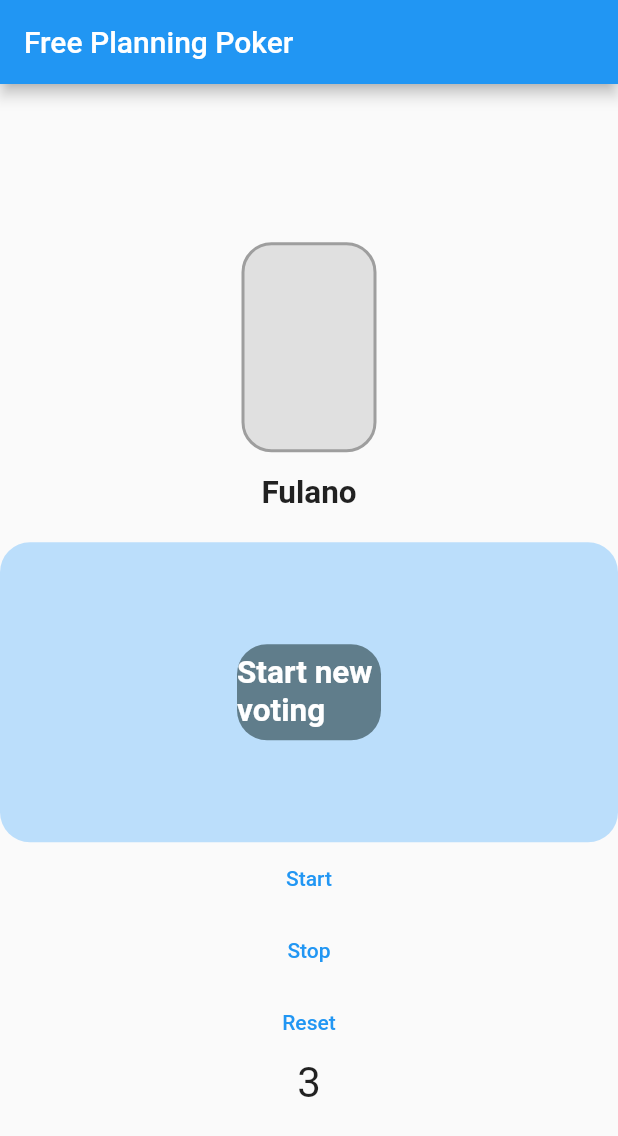
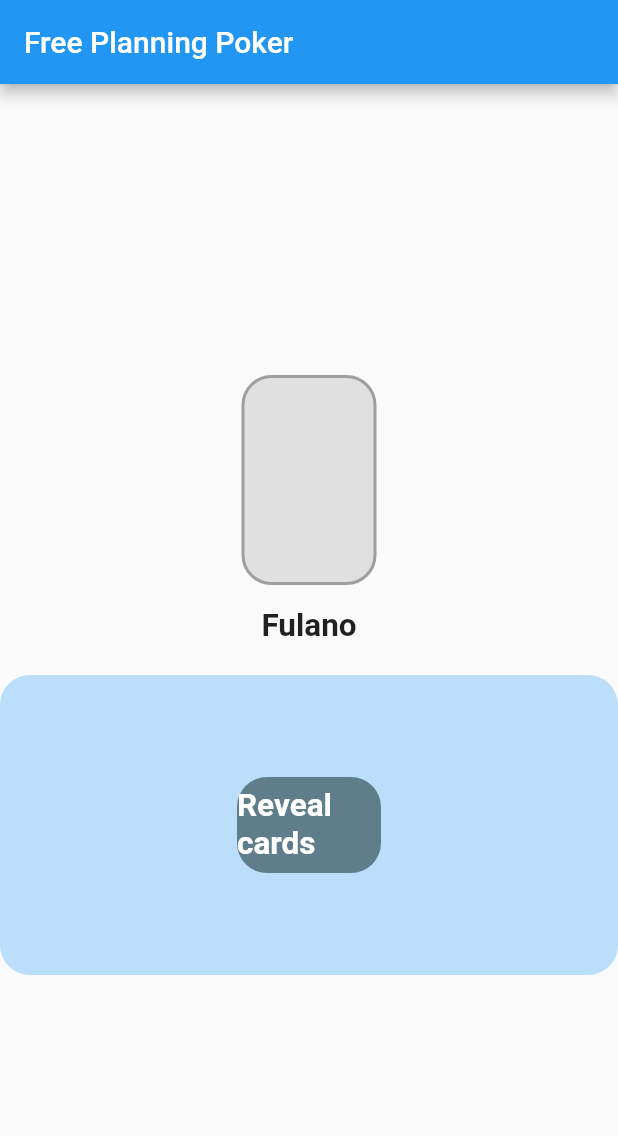
Before and after one commit to gianlucampos/planning_poker_frontend_clone, a Flutter app: the screen it shows after launch, on a phone screen of 412 x 824 dp. Shown: the top 1136 px of the screen. Run offline on Flutter 3.47's test engine with Material 2 defaults, Android fonts, the phone set to English and light mode, and no system bars.

Commit message:
Criando controllers para contador e mensagens da mesa

```diff
--- /dev/null
+++ b/lib/controller/mesa_controller.dart
@@ -0,0 +1,23 @@
+import 'package:flutter/material.dart';
+
+class MesaController extends ChangeNotifier {
+
+  String tableMessage = GameStatus.REVEAL_CARDS;
+
+  void startCount() {
+    tableMessage = GameStatus.START_COUNT;
+    notifyListeners();
+  }
+
+  void changeStatus(String status) {
+    tableMessage = status;
+    notifyListeners();
+  }
+}
+
+class GameStatus {
+  static const NEW_GAME = "Start new voting";
+  static const VOTING = "Pick your cards";
+  static const REVEAL_CARDS = "Reveal cards";
+  static const START_COUNT = "Start timer";
+}
--- a/lib/core/app_widget.dart
+++ b/lib/core/app_widget.dart
@@ -1,6 +1,5 @@
 import 'package:flutter/material.dart';
 import 'package:planning_poker_flutter/widgets/jogador_widget.dart';
-import 'package:planning_poker_flutter/widgets/stop_watch_widget.dart';
 
 import '../widgets/mesa_widget.dart';
 
@@ -15,14 +14,14 @@ class AppWidget extends StatelessWidget {
         appBar: AppBar(
           title: Text('Free Planning Poker'),
         ),
-        body: TelaVoto(),
+        body: HomePage(),
       ),
     );
   }
 }
 
-class TelaVoto extends StatelessWidget {
-  const TelaVoto({
+class HomePage extends StatelessWidget {
+  const HomePage({
     Key? key,
   }) : super(key: key);
 
@@ -40,7 +39,6 @@ class TelaVoto extends StatelessWidget {
           ],
         ),
         MesaWidget(),
-        StopWatchWidget()
       ]),
     );
   }
--- a/lib/widgets/mesa_widget.dart
+++ b/lib/widgets/mesa_widget.dart
@@ -1,13 +1,8 @@
-import 'dart:developer';
+import 'package:flutter/material.dart';
+import 'package:planning_poker_flutter/controller/contador_controller.dart';
+import 'package:planning_poker_flutter/controller/mesa_controller.dart';
 
-import 'package:flutter/material.dart';
-
-List<String> mensagens = [
-  "Start new game",
-  "Pick your cards",
-  "Reveal cards",
-  "Count"
-];
+import 'contador_widget.dart';
 
 class MesaWidget extends StatefulWidget {
   const MesaWidget({Key? key}) : super(key: key);
@@ -17,6 +12,25 @@ class MesaWidget extends StatefulWidget {
 }
 
 class _MesaWidgetState extends State<MesaWidget> {
+  final mesaController = MesaController();
+  final contadorController = ContadorController();
+
+  String get tableMessage => mesaController.tableMessage;
+
+  @override
+  void initState() {
+    super.initState();
+    mesaController.addListener(() {
+      setState(() {});
+    });
+    contadorController.addListener(() {
+      if (contadorController.decDuration.inSeconds == 1) {
+        mesaController.changeStatus(GameStatus.REVEAL_CARDS);
+        contadorController.reset();
+      }
+    });
+  }
+
   @override
   Widget build(BuildContext context) {
     return Container(
@@ -29,22 +43,36 @@ class _MesaWidgetState extends State<MesaWidget> {
       child: Padding(
         padding: const EdgeInsets.symmetric(vertical: 60, horizontal: 150),
         child: TextButton(
-          onPressed: () => {log("Start new voting")},
+          onPressed: mesaController.startCount,
           child: Container(
             decoration: BoxDecoration(
               color: Colors.blueGrey,
               borderRadius: BorderRadius.all(Radius.circular(20)),
             ),
-            child: Center(
-                child: Text(
-              "Start new voting",
-              textScaleFactor: 1.5,
-              style:
-                  TextStyle(color: Colors.white, fontWeight: FontWeight.bold),
-            )),
+            child: SizedBox(
+              width: 200,
+              height: 200,
+              child: mesaPlaceholder(),
+            ),
           ),
         ),
       ),
     );
   }
+
+  Widget mesaPlaceholder() {
+    if (tableMessage == GameStatus.START_COUNT) {
+      return Center(
+          child: ContadorWidget(
+        contadorController: contadorController,
+      ));
+    }
+    return Center(
+      child: Text(
+        tableMessage,
+        textScaleFactor: 1.5,
+        style: TextStyle(color: Colors.white, fontWeight: FontWeight.bold),
+      ),
+    );
+  }
 }
--- a/lib/widgets/stop_watch_widget.dart
+++ /dev/null
@@ -1,69 +0,0 @@
-import 'dart:async';
-
-import 'package:flutter/material.dart';
-
-class StopWatchWidget extends StatefulWidget {
-  const StopWatchWidget({Key? key}) : super(key: key);
-
-  @override
-  State<StopWatchWidget> createState() => _StopWatchWidgetState();
-}
-
-class _StopWatchWidgetState extends State<StopWatchWidget> {
-  Duration decDuration = Duration(seconds: 3);
-  Timer? timer;
-
-  void initializeTimer() {
-    if (timer == null) {
-      timer = Timer.periodic(Duration(seconds: 1), (_) => start());
-    }
-  }
-
-  void start() {
-    decreaseTime();
-  }
-
-  void stopTimer() {
-    timer?.cancel();
-    timer = null;
-  }
-
-  void decreaseTime() {
-    final removeSeconds = 1;
-    setState(() {
-      final seconds = decDuration.inSeconds - removeSeconds;
-      if (seconds == 0) timer?.cancel();
-      decDuration = Duration(seconds: seconds);
-    });
-  }
-
-  @override
-  Widget build(BuildContext context) {
-    return Center(
-      child: Column(
-        children: [
-          TextButton(
-              onPressed: () {
-                setState(() {
-                  initializeTimer();
-                });
-              },
-              child: Text('Start')),
-          TextButton(
-              onPressed: () {
-                stopTimer();
-              },
-              child: Text('Stop')),
-          TextButton(
-              onPressed: () {
-                setState(() {
-                  decDuration = Duration(seconds: 3);
-                });
-              },
-              child: Text('Reset')),
-          Center(child: Text('${decDuration.inSeconds}', textScaleFactor: 2)),
-        ],
-      ),
-    );
-  }
-}
```
Also changed, not shown: lib/controller/contador_controller.dart (added, +35 -0 lines), lib/widgets/contador_widget.dart (added, +38 -0 lines).
